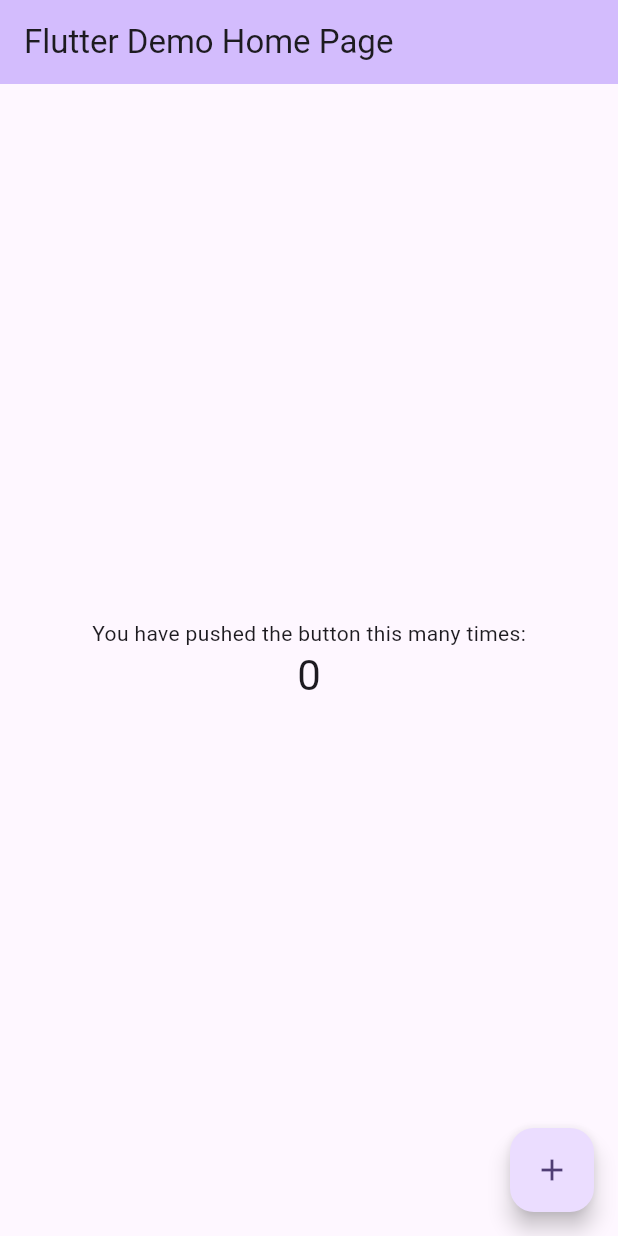
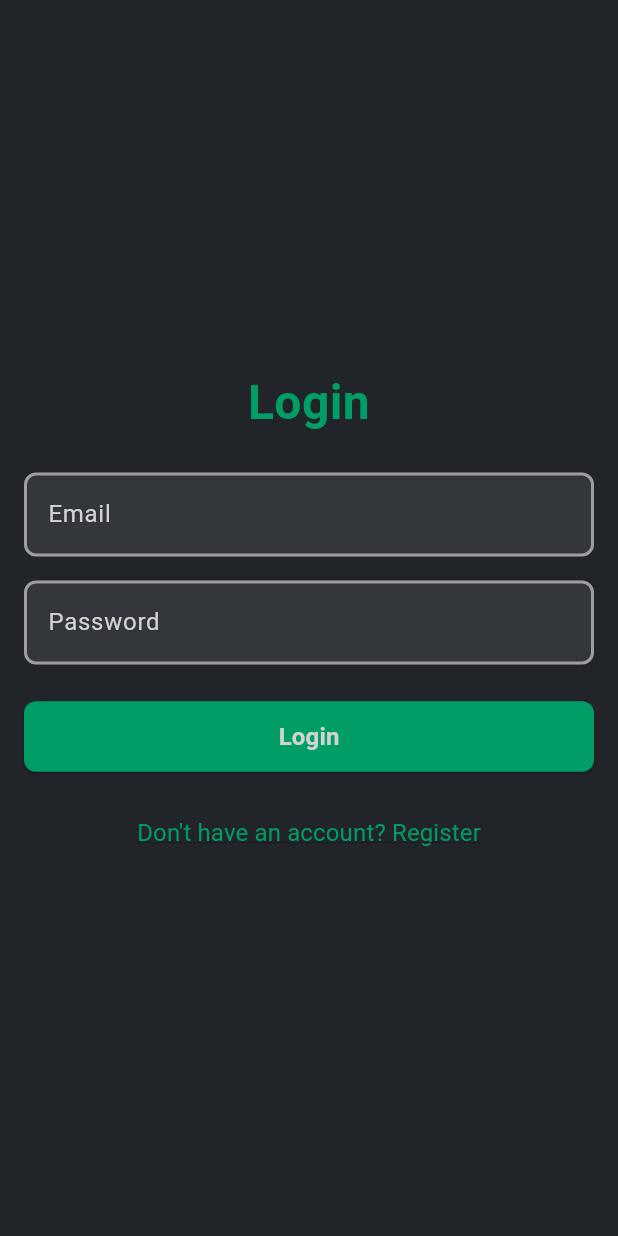
Before and after one commit to XenZi/vulernability-event-finder-app, a Flutter app: the screen it shows after launch, on a phone screen of 412 x 824 dp. Run offline on Flutter 3.47's test engine with Material 3 defaults, Android fonts, the phone set to English and light mode, and no system bars; our stand-ins replace flutter_riverpod, go_router.

Commit message:
Basic implementation of login screen only

```diff
--- a/client/analysis_options.yaml
+++ b/client/analysis_options.yaml
@@ -26,3 +26,6 @@ linter:
 
 # Additional information about this file can be found at
 # https://dart.dev/guides/language/analysis-options
+analyzer:
+  plugins:
+    - custom_lint
--- /dev/null
+++ b/client/lib/core/router/app_router.dart
@@ -0,0 +1,13 @@
+import 'package:client/features/auth/pages/login_page.dart';
+import 'package:flutter/material.dart';
+import 'package:go_router/go_router.dart';
+
+final GoRouter appRouter = GoRouter(
+  routes: [
+    GoRoute(
+      path: '/login',
+      builder: (context, state) => const LoginPage(),
+    ),
+  ],
+  initialLocation: '/login', // Default route when the app starts
+);
--- /dev/null
+++ b/client/lib/core/theme/app_theme.dart
@@ -0,0 +1,56 @@
+import 'package:flutter/material.dart';
+
+class AppTheme {
+  // Define colors
+  static const Color backgroundColor = Color(0xFF212428);
+  static const Color titleColor = Color(0xFF009E66);
+  static const Color textColor = Color(0xFFD3D3D4);
+
+  // Define text styles
+  static const TextStyle titleStyle = TextStyle(
+    color: titleColor,
+    fontSize: 24, // Title size
+    fontWeight: FontWeight.bold,
+  );
+
+  static const TextStyle bodyTextStyle = TextStyle(
+    color: textColor,
+    fontSize: 16, // Body text size
+    fontWeight: FontWeight.normal,
+  );
+
+  static const TextStyle smallTextStyle = TextStyle(
+    color: textColor,
+    fontSize: 12, // Small text size
+    fontWeight: FontWeight.normal,
+  );
+
+  // Create a ThemeData object
+  static ThemeData get lightTheme {
+    return ThemeData(
+      scaffoldBackgroundColor: backgroundColor,
+      primaryColor: titleColor,
+      textTheme: const TextTheme(
+        displayLarge: titleStyle, // Large titles
+        titleLarge: titleStyle, // Page titles
+        titleSmall: smallTextStyle, // Smaller text
+        bodyLarge: bodyTextStyle, // Regular text
+        bodyMedium: bodyTextStyle, // Alternate regular text
+      ),
+    );
+  }
+
+  static ThemeData get darkTheme {
+    return ThemeData.dark().copyWith(
+      scaffoldBackgroundColor: backgroundColor,
+      primaryColor: titleColor,
+      textTheme: const TextTheme(
+        displayLarge: titleStyle,
+        titleLarge: titleStyle,
+        bodyLarge: bodyTextStyle,
+        bodyMedium: bodyTextStyle,
+        titleSmall: smallTextStyle,
+      ),
+    );
+  }
+}
--- /dev/null
+++ b/client/lib/features/auth/pages/login_page.dart
@@ -0,0 +1,74 @@
+import 'package:client/shared/components/button_component.dart';
+import 'package:client/shared/components/textfield_component.dart';
+import 'package:flutter/material.dart';
+import '../../../../core/theme/app_theme.dart';
+
+class LoginPage extends StatelessWidget {
+  const LoginPage({super.key});
+
+  @override
+  Widget build(BuildContext context) {
+    final TextEditingController emailController = TextEditingController();
+    final TextEditingController passwordController = TextEditingController();
+
+    return Scaffold(
+      backgroundColor: AppTheme.backgroundColor,
+      body: Padding(
+        padding: const EdgeInsets.symmetric(horizontal: 16.0),
+        child: Column(
+          mainAxisAlignment: MainAxisAlignment.center,
+          crossAxisAlignment: CrossAxisAlignment.stretch,
+          children: [
+            // Title
+            Text(
+              "Login",
+              style: AppTheme.titleStyle.copyWith(fontSize: 32),
+              textAlign: TextAlign.center,
+            ),
+            const SizedBox(height: 24),
+
+            // Email Input
+            CustomTextField(
+              labelText: "Email",
+              controller: emailController,
+              keyboardType: TextInputType.emailAddress,
+            ),
+            const SizedBox(height: 16),
+
+            // Password Input
+            CustomTextField(
+              labelText: "Password",
+              controller: passwordController,
+              obscureText: true,
+            ),
+            const SizedBox(height: 24),
+
+            // Login Button
+            CustomButton(
+              label: "Login",
+              onPressed: () {
+                print("Login with Email: ${emailController.text}");
+              },
+              styleType: ButtonStyleType.solid,
+            ),
+            const SizedBox(height: 16),
+
+            // Register Link
+            TextButton(
+              onPressed: () {
+                Navigator.pushNamed(context, '/register');
+              },
+              child: Text(
+                "Don't have an account? Register",
+                style: AppTheme.bodyTextStyle.copyWith(
+                  decoration: TextDecoration.underline,
+                  color: AppTheme.titleColor,
+                ),
+              ),
+            ),
+          ],
+        ),
+      ),
+    );
+  }
+}
--- a/client/lib/main.dart
+++ b/client/lib/main.dart
@@ -1,125 +1,19 @@
+import 'package:client/core/router/app_router.dart';
 import 'package:flutter/material.dart';
+import 'package:flutter_riverpod/flutter_riverpod.dart';
 
 void main() {
-  runApp(const MyApp());
+  runApp(ProviderScope(child: const MyApp()));
 }
 
 class MyApp extends StatelessWidget {
   const MyApp({super.key});
 
-  // This widget is the root of your application.
   @override
   Widget build(BuildContext context) {
-    return MaterialApp(
-      title: 'Flutter Demo',
-      theme: ThemeData(
-        // This is the theme of your application.
-        //
-        // TRY THIS: Try running your application with "flutter run". You'll see
-        // the application has a purple toolbar. Then, without quitting the app,
-        // try changing the seedColor in the colorScheme below to Colors.green
-        // and then invoke "hot reload" (save your changes or press the "hot
-        // reload" button in a Flutter-supported IDE, or press "r" if you used
-        // the command line to start the app).
-        //
-        // Notice that the counter didn't reset back to zero; the application
-        // state is not lost during the reload. To reset the state, use hot
-        // restart instead.
-        //
-        // This works for code too, not just values: Most code changes can be
-        // tested with just a hot reload.
-        colorScheme: ColorScheme.fromSeed(seedColor: Colors.deepPurple),
-        useMaterial3: true,
-      ),
-      home: const MyHomePage(title: 'Flutter Demo Home Page'),
+    return MaterialApp.router(
+      title: 'Flutter App',
+      routerConfig: appRouter,
     );
   }
 }
-
-class MyHomePage extends StatefulWidget {
-  const MyHomePage({super.key, required this.title});
-
-  // This widget is the home page of your application. It is stateful, meaning
-  // that it has a State object (defined below) that contains fields that affect
-  // how it looks.
-
-  // This class is the configuration for the state. It holds the values (in this
-  // case the title) provided by the parent (in this case the App widget) and
-  // used by the build method of the State. Fields in a Widget subclass are
-  // always marked "final".
-
-  final String title;
-
-  @override
-  State<MyHomePage> createState() => _MyHomePageState();
-}
-
-class _MyHomePageState extends State<MyHomePage> {
-  int _counter = 0;
-
-  void _incrementCounter() {
-    setState(() {
-      // This call to setState tells the Flutter framework that something has
-      // changed in this State, which causes it to rerun the build method below
-      // so that the display can reflect the updated values. If we changed
-      // _counter without calling setState(), then the build method would not be
-      // called again, and so nothing would appear to happen.
-      _counter++;
-    });
-  }
-
-  @override
-  Widget build(BuildContext context) {
-    // This method is rerun every time setState is called, for instance as done
-    // by the _incrementCounter method above.
-    //
-    // The Flutter framework has been optimized to make rerunning build methods
-    // fast, so that you can just rebuild anything that needs updating rather
-    // than having to individually change instances of widgets.
-    return Scaffold(
-      appBar: AppBar(
-        // TRY THIS: Try changing the color here to a specific color (to
-        // Colors.amber, perhaps?) and trigger a hot reload to see the AppBar
-        // change color while the other colors stay the same.
-        backgroundColor: Theme.of(context).colorScheme.inversePrimary,
-        // Here we take the value from the MyHomePage object that was created by
-        // the App.build method, and use it to set our appbar title.
-        title: Text(widget.title),
-      ),
-      body: Center(
-        // Center is a layout widget. It takes a single child and positions it
-        // in the middle of the parent.
-        child: Column(
-          // Column is also a layout widget. It takes a list of children and
-          // arranges them vertically. By default, it sizes itself to fit its
-          // children horizontally, and tries to be as tall as its parent.
-          //
-          // Column has various properties to control how it sizes itself and
-          // how it positions its children. Here we use mainAxisAlignment to
-          // center the children vertically; the main axis here is the vertical
-          // axis because Columns are vertical (the cross axis would be
-          // horizontal).
-          //
-          // TRY THIS: Invoke "debug painting" (choose the "Toggle Debug Paint"
-          // action in the IDE, or press "p" in the console), to see the
-          // wireframe for each widget.
-          mainAxisAlignment: MainAxisAlignment.center,
-          children: <Widget>[
-            const Text(
-              'You have pushed the button this many times:',
-            ),
-            Text(
-              '$_counter',
-              style: Theme.of(context).textTheme.headlineMedium,
-            ),
-          ],
-        ),
-      ),
-      floatingActionButton: FloatingActionButton(
-        onPressed: _incrementCounter,
-        tooltip: 'Increment',
-        child: const Icon(Icons.add),
-      ), // This trailing comma makes auto-formatting nicer for build methods.
-    );
-  }
-}
--- /dev/null
+++ b/client/lib/shared/components/button_component.dart
@@ -0,0 +1,61 @@
+import 'package:client/core/theme/app_theme.dart';
+import 'package:flutter/material.dart';
+
+enum ButtonStyleType {
+  solid, // Solid green background with white text
+  transparent, // Transparent background with green border and white text
+}
+
+class CustomButton extends StatelessWidget {
+  final String label;
+  final VoidCallback onPressed;
+  final ButtonStyleType styleType;
+  // final double? width;
+  // final double? height;
+
+  const CustomButton({
+    Key? key,
+    required this.label,
+    required this.onPressed,
+    this.styleType = ButtonStyleType.solid,
+  }) : super(key: key);
+
+  @override
+  Widget build(BuildContext context) {
+    // Define styles based on the button type
+    final ButtonStyle buttonStyle = styleType == ButtonStyleType.solid
+        ? ElevatedButton.styleFrom(
+            backgroundColor: AppTheme.titleColor, // Green background
+            foregroundColor: AppTheme.textColor, // White text
+            padding: const EdgeInsets.symmetric(vertical: 12, horizontal: 16),
+            shape: RoundedRectangleBorder(
+              borderRadius: BorderRadius.circular(8),
+            ),
+          )
+        : ElevatedButton.styleFrom(
+            backgroundColor: Colors.transparent, // Transparent background
+            foregroundColor: AppTheme.textColor, // White text
+            padding: const EdgeInsets.symmetric(vertical: 12, horizontal: 16),
+            side: BorderSide(
+                color: AppTheme.titleColor, width: 2), // Green border
+            shape: RoundedRectangleBorder(
+              borderRadius: BorderRadius.circular(8),
+            ),
+            shadowColor:
+                Colors.transparent, // Ensure no shadow for transparency
+          );
+
+    return SizedBox(
+      // width: width,
+      // height: height,
+      child: ElevatedButton(
+        style: buttonStyle,
+        onPressed: onPressed,
+        child: Text(
+          label,
+          style: const TextStyle(fontWeight: FontWeight.bold, fontSize: 16),
+        ),
+      ),
+    );
+  }
+}
--- /dev/null
+++ b/client/lib/shared/components/textfield_component.dart
@@ -0,0 +1,70 @@
+import 'package:client/core/theme/app_theme.dart';
+import 'package:flutter/material.dart';
+
+class CustomTextField extends StatelessWidget {
+  final String labelText;
+  final TextEditingController controller;
+  final bool obscureText;
+  final TextInputType keyboardType;
+  final String? hintText;
+
+  const CustomTextField({
+    super.key,
+    required this.labelText,
+    required this.controller,
+    this.obscureText = false,
+    this.keyboardType = TextInputType.text,
+    this.hintText,
+  });
+
+  @override
+  Widget build(BuildContext context) {
+    return Focus(
+      child: Builder(
+        builder: (BuildContext context) {
+          final bool hasFocus = Focus.of(context).hasFocus;
+
+          return TextField(
+            controller: controller,
+            obscureText: obscureText,
+            keyboardType: keyboardType,
+            style: AppTheme.bodyTextStyle,
+            cursorColor: Colors.white,
+            decoration: InputDecoration(
+              labelText: labelText,
+              labelStyle: AppTheme.bodyTextStyle,
+              hintText: hintText,
+              hintStyle: AppTheme.bodyTextStyle.copyWith(color: Colors.grey),
+              filled: true,
+              fillColor:
+                  AppTheme.textColor.withOpacity(0.1), // Background color
+              border: OutlineInputBorder(
+                borderRadius: BorderRadius.circular(8),
+                borderSide: BorderSide(
+                  color: hasFocus
+                      ? AppTheme.titleColor
+                      : Colors.grey, // Focus changes border color
+                  width: 2,
+                ),
+              ),
+              enabledBorder: OutlineInputBorder(
+                borderRadius: BorderRadius.circular(8),
+                borderSide: BorderSide(
+                  color: Colors.grey, // Default border color
+                  width: 2,
+                ),
+              ),
+              focusedBorder: OutlineInputBorder(
+                borderRadius: BorderRadius.circular(8),
+                borderSide: BorderSide(
+                  color: AppTheme.titleColor, // Green border on focus
+                  width: 2,
+                ),
+              ),
+            ),
+          );
+        },
+      ),
+    );
+  }
+}
```
Also changed, not shown: client/pubspec.yaml (+8 -2 lines), client/pubspec.lock.
